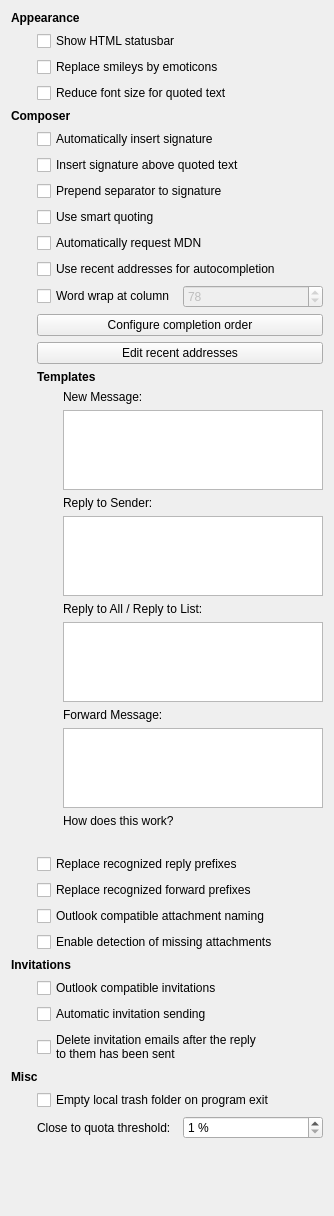
The window that mobile/mail/configwidget.ui (chusopr/kdepim-ktimetracker-akonadi) describes before a commit, drawn with Qt 5.
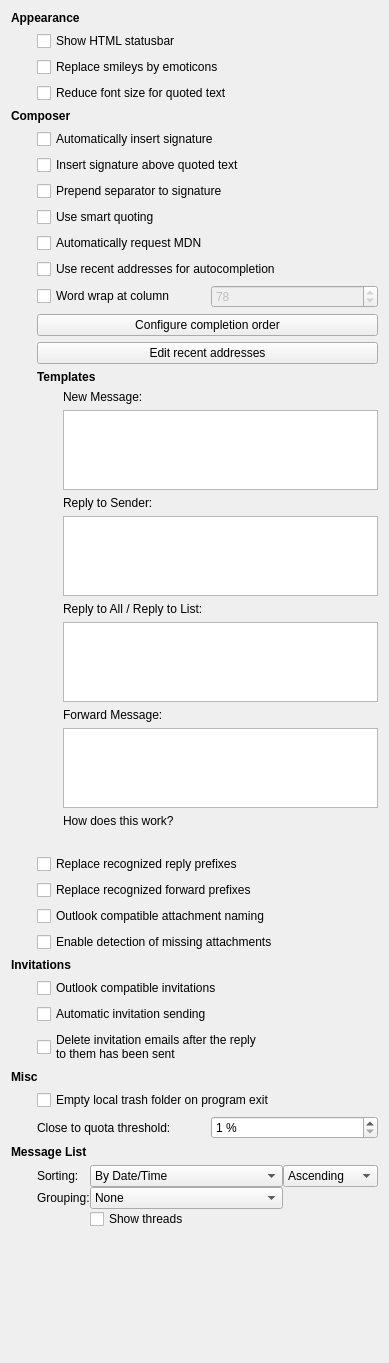
The same window after the commit. Custom widgets are drawn as their Qt base class.

Patch:
```diff
--- a/mobile/mail/configwidget.ui
+++ b/mobile/mail/configwidget.ui
@@ -6,11 +6,11 @@
    <rect>
     <x>0</x>
     <y>0</y>
-    <width>334</width>
-    <height>1216</height>
+    <width>342</width>
+    <height>1363</height>
    </rect>
   </property>
-  <layout class="QVBoxLayout" name="verticalLayout_6">
+  <layout class="QVBoxLayout" name="verticalLayout_7">
    <item>
     <layout class="QGridLayout" name="gridLayout" rowstretch="0,0" columnstretch="0,1">
      <item row="0" column="0" colspan="2">
@@ -514,6 +514,146 @@
      </item>
     </layout>
    </item>
+   <item>
+    <layout class="QGridLayout" name="gridLayout_7" columnstretch="0,1">
+     <item row="0" column="0" colspan="2">
+      <widget class="QLabel" name="label_13">
+       <property name="font">
+        <font>
+         <weight>75</weight>
+         <bold>true</bold>
+        </font>
+       </property>
+       <property name="text">
+        <string>Message List</string>
+       </property>
+      </widget>
+     </item>
+     <item row="1" column="0">
+      <spacer name="horizontalSpacer_6">
+       <property name="orientation">
+        <enum>Qt::Horizontal</enum>
+       </property>
+       <property name="sizeType">
+        <enum>QSizePolicy::Fixed</enum>
+       </property>
+       <property name="sizeHint" stdset="0">
+        <size>
+         <width>20</width>
+         <height>20</height>
+        </size>
+       </property>
+      </spacer>
+     </item>
+     <item row="1" column="1">
+      <widget class="QWidget" name="widget" native="true">
+       <property name="enabled">
+        <bool>true</bool>
+       </property>
+       <layout class="QVBoxLayout" name="verticalLayout_6">
+        <property name="spacing">
+         <number>0</number>
+        </property>
+        <property name="margin">
+         <number>0</number>
+        </property>
+        <item>
+         <layout class="QGridLayout" name="gridLayout_6" columnstretch="0,1,1">
+          <item row="0" column="1">
+           <widget class="QComboBox" name="kcfg_MessageListSortingOption">
+            <item>
+             <property name="text">
+              <string>By Date/Time</string>
+             </property>
+            </item>
+            <item>
+             <property name="text">
+              <string>By Most Recent in Discussion</string>
+             </property>
+            </item>
+            <item>
+             <property name="text">
+              <string>By Smart Sender/Receiver</string>
+             </property>
+            </item>
+            <item>
+             <property name="text">
+              <string>By Subject</string>
+             </property>
+            </item>
+            <item>
+             <property name="text">
+              <string>By Size</string>
+             </property>
+            </item>
+            <item>
+             <property name="text">
+              <string>By Action Item Status</string>
+             </property>
+            </item>
+           </widget>
+          </item>
+          <item row="0" column="2">
+           <widget class="QComboBox" name="kcfg_MessageListSortingOrder">
+            <item>
+             <property name="text">
+              <string>Ascending</string>
+             </property>
+            </item>
+            <item>
+             <property name="text">
+              <string>Descending</string>
+             </property>
+            </item>
+           </widget>
+          </item>
+          <item row="1" column="0">
+           <widget class="QLabel" name="label_12">
+            <property name="text">
+             <string>Grouping:</string>
+            </property>
+           </widget>
+          </item>
+          <item row="1" column="1">
+           <widget class="QComboBox" name="kcfg_MessageListGroupingOption">
+            <item>
+             <property name="text">
+              <string>None</string>
+             </property>
+            </item>
+            <item>
+             <property name="text">
+              <string>By Starting Date of Discussion</string>
+             </property>
+            </item>
+            <item>
+             <property name="text">
+              <string>By Smart Sender/Receiver</string>
+             </property>
+            </item>
+           </widget>
+          </item>
+          <item row="0" column="0">
+           <widget class="QLabel" name="label_11">
+            <property name="text">
+             <string>Sorting:</string>
+            </property>
+           </widget>
+          </item>
+          <item row="2" column="1">
+           <widget class="QCheckBox" name="kcfg_MessageListUseThreading">
+            <property name="text">
+             <string>Show threads</string>
+            </property>
+           </widget>
+          </item>
+         </layout>
+        </item>
+       </layout>
+      </widget>
+     </item>
+    </layout>
+   </item>
    <item>
     <spacer name="verticalSpacer">
      <property name="orientation">
```
Left out of the diff: 14 changed lines with no effect on the pictures.
